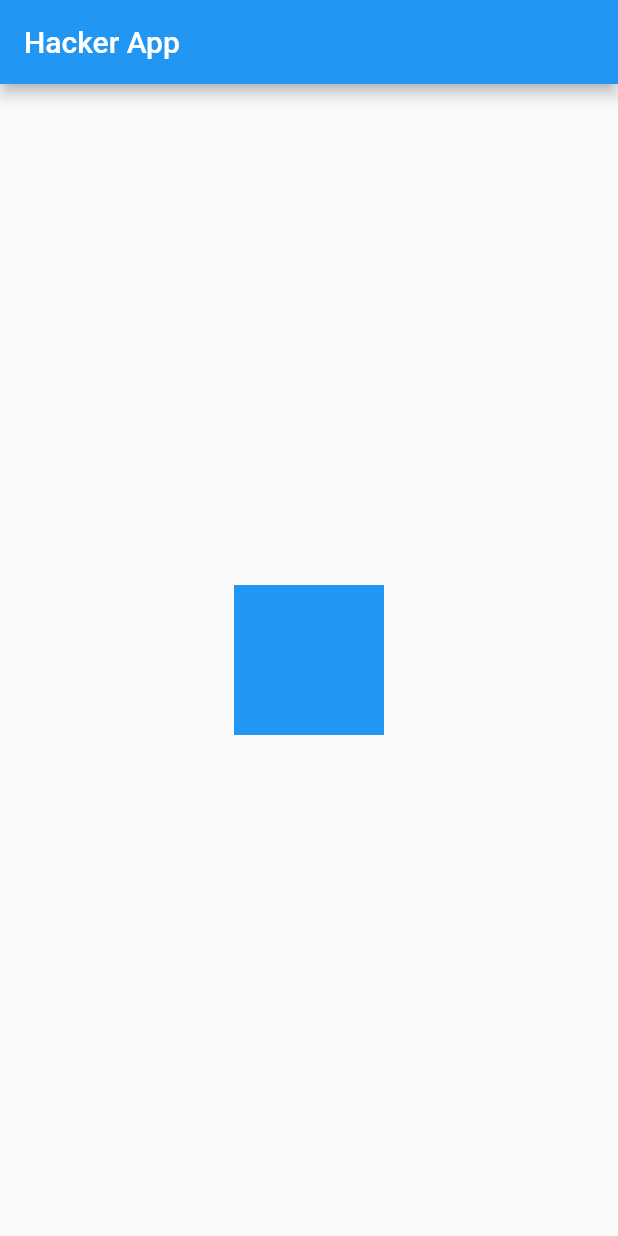
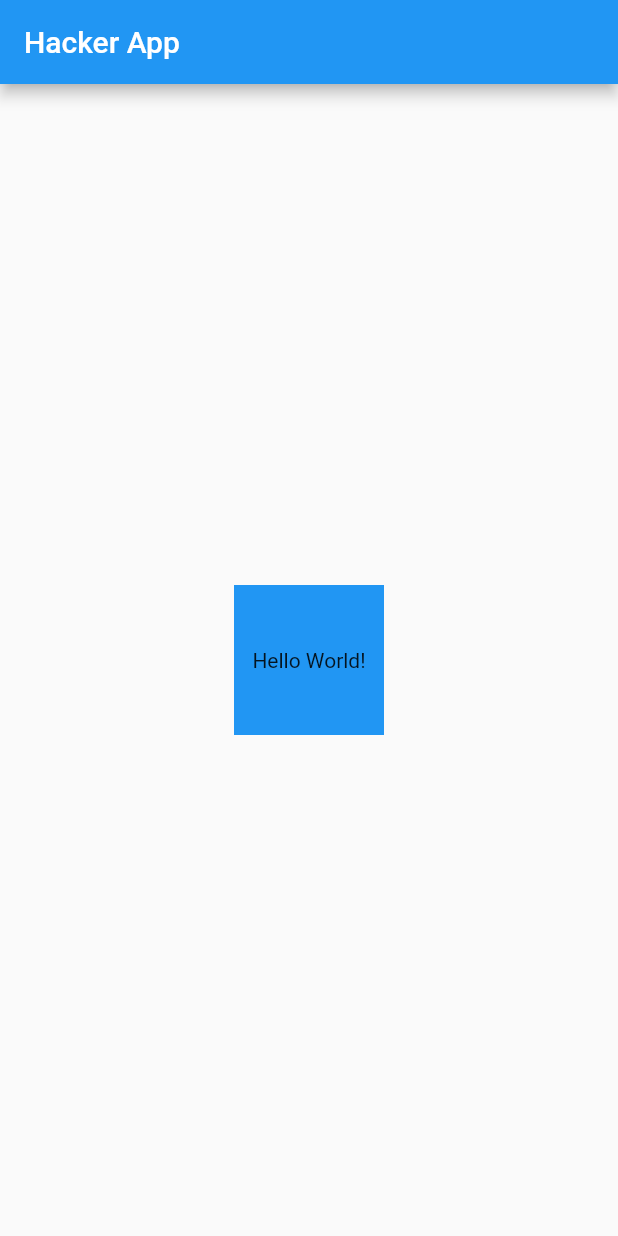
Before and after one commit to Youssefguba/flutter_beginner_course_project, a Flutter app: the screen it shows after launch, on a phone screen of 412 x 824 dp. Run offline on Flutter 3.47's test engine with Material 2 defaults, Android fonts, the phone set to English and light mode, and no system bars.

Commit message:
Container Widget

```diff
--- a/lib/main.dart
+++ b/lib/main.dart
@@ -6,7 +6,6 @@ void main() {
 }
 
 class MyFirstApp extends StatelessWidget {
-
   @override
   Widget build(BuildContext context) {
     return MaterialApp(
@@ -19,9 +18,10 @@ class MyFirstApp extends StatelessWidget {
             color: Colors.blue,
             height: 100,
             width: 100,
+            child: Center(child: Text('Hello World!')),
           ),
-        )
-      )
+        ),
+      ),
     );
   }
 }
```
